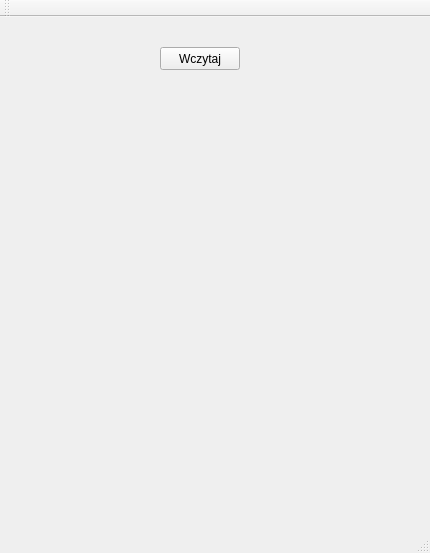
Above: wiz/mainwindow.ui from illmoded/madx_nasz before the change. Below: the same form after it.
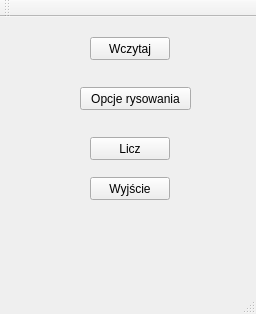
That is the form after the change.

The edit to the form file:
```diff
--- a/wiz/mainwindow.ui
+++ b/wiz/mainwindow.ui
@@ -6,8 +6,8 @@
    <rect>
     <x>0</x>
     <y>0</y>
-    <width>430</width>
-    <height>553</height>
+    <width>256</width>
+    <height>314</height>
    </rect>
   </property>
   <property name="windowTitle">
@@ -17,8 +17,8 @@
    <widget class="QPushButton" name="pbwczytaj">
     <property name="geometry">
      <rect>
-      <x>160</x>
-      <y>30</y>
+      <x>90</x>
+      <y>20</y>
       <width>80</width>
       <height>23</height>
      </rect>
@@ -27,6 +27,45 @@
      <string>Wczytaj</string>
     </property>
    </widget>
+   <widget class="QPushButton" name="pushButton">
+    <property name="geometry">
+     <rect>
+      <x>80</x>
+      <y>70</y>
+      <width>111</width>
+      <height>23</height>
+     </rect>
+    </property>
+    <property name="text">
+     <string>Opcje rysowania</string>
+    </property>
+   </widget>
+   <widget class="QPushButton" name="pushButton_2">
+    <property name="geometry">
+     <rect>
+      <x>90</x>
+      <y>120</y>
+      <width>80</width>
+      <height>23</height>
+     </rect>
+    </property>
+    <property name="text">
+     <string>Licz</string>
+    </property>
+   </widget>
+   <widget class="QPushButton" name="pushButton_3">
+    <property name="geometry">
+     <rect>
+      <x>90</x>
+      <y>160</y>
+      <width>80</width>
+      <height>23</height>
+     </rect>
+    </property>
+    <property name="text">
+     <string>Wyjście</string>
+    </property>
+   </widget>
   </widget>
   <widget class="QMenuBar" name="menuBar">
    <property name="geometry">
```
Left out of the diff: 2 changed lines with no effect on the pictures.
